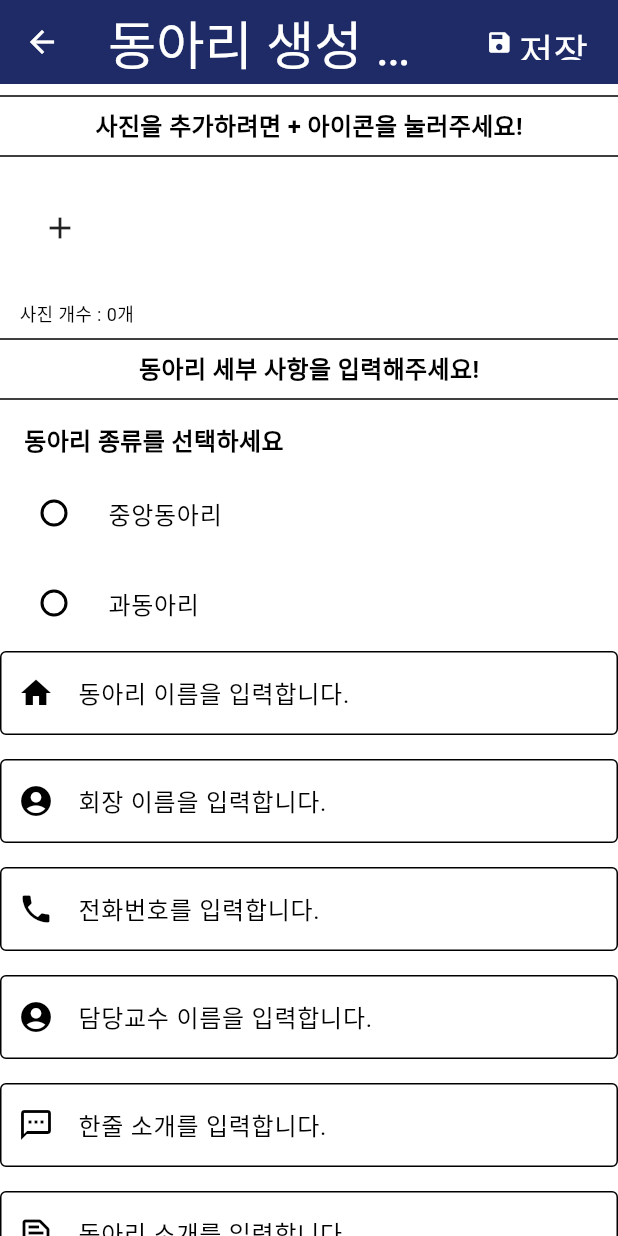
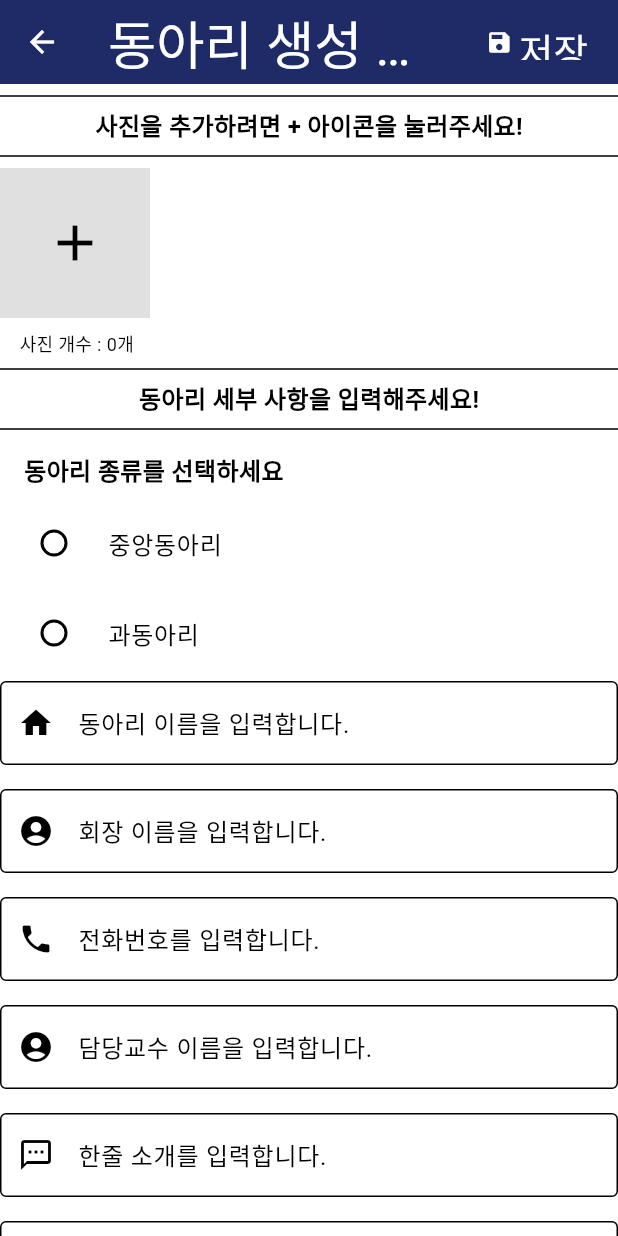
Before and after one commit to gimseongcheol/team_project, a Flutter app: the CreateClubScreen screen opened directly, on a phone screen of 412 x 824 dp. Run offline on Flutter 3.47's test engine with Material 3 defaults, Android fonts, the phone set to English and light mode, and no system bars; our stand-ins replace cloud_firestore, extended_image, firebase_auth, firebase_core, firebase_storage, flutter_slidable and 6 more; missing offline and left inert: flutter_state_notifier; accounts and stored records are empty; Roboto replaces fonts that are missing (Dongle).

Commit message:
24.04.11

```diff
--- a/lib/screen/modify/createClubScreen.dart
+++ b/lib/screen/modify/createClubScreen.dart
@@ -88,11 +88,11 @@ class _CreateClubScreenState extends State<CreateClubScreen> {
                     color: Colors.white.withOpacity(0.4),
                     borderRadius: BorderRadius.circular(60),
                   ),
-                  height: 30,
-                  width: 30,
+                  height: 20,
+                  width: 20,
                   child: Icon(
                     color: Colors.black.withOpacity(0.6),
-                    size: 30,
+                    size: 20,
                     Icons.highlight_remove_outlined,
                   ),
                 ),
@@ -214,13 +214,18 @@ class _CreateClubScreenState extends State<CreateClubScreen> {
                             });
                           },
                           child: Container(
-                            height: 80,
-                            width: 80,
-                            child: const Icon(Icons.add),
+                            height: 100,
+                            width: 100,
                             decoration: BoxDecoration(
-                              color: Colors.white.withOpacity(0.2),
-                              borderRadius: BorderRadius.circular(5),
+                              color: _themeManager.themeMode == ThemeMode.dark
+                                  ? Colors.white24
+                                  : Colors.grey[300],
+                              borderRadius: BorderRadius.circular(0.0),
                             ),
+                            child: Icon(Icons.add, size: 40.0,
+                              color: _themeManager.themeMode == ThemeMode.dark
+                                  ? Colors.white70
+                                  : Colors.black,),
                           ),
                         ),
                         ...selectedImageList(),
@@ -442,45 +447,6 @@ class _CreateClubScreenState extends State<CreateClubScreen> {
     }
   }
 
-  // 이미지를 삭제하는 메서드입니다.
-  void _removeImage(int index) {
-    showDialog(
-      context: context,
-      builder: (BuildContext context) {
-        final Brightness brightness = Theme.of(context).brightness;
-        return AlertDialog(
-          backgroundColor: Theme.of(context).brightness == Brightness.light
-              ? Colors.white
-              : Color(0xFF212121),
-          title: Text('이미지 삭제'),
-          content: Text('이미지를 삭제하시겠습니까?'),
-          actions: <Widget>[
-            ElevatedButton(
-              onPressed: () {
-                setState(() {
-                  imagePaths.removeAt(index); // 이미지 삭제
-                });
-                Navigator.of(context).pop(); // 다이얼로그 닫기
-              },
-              style: ElevatedButton.styleFrom(
-                primary: Color(0xff1e2b67), // 확인 버튼 색상
-              ),
-              child: Text('확인', style: TextStyle(color: Colors.white)),
-            ),
-            ElevatedButton(
-              onPressed: () {
-                Navigator.of(context).pop(); // 다이얼로그 닫기
-              },
-              style: ElevatedButton.styleFrom(
-                primary: Colors.white,
-              ),
-              child: Text('취소', style: TextStyle(color: Colors.black)),
-            ),
-          ],
-        );
-      },
-    );
-  }
 
   void _showConfirmationDialog(BuildContext context) {
     showDialog(
```
